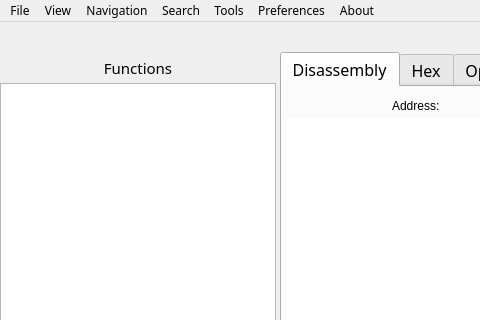
Above: src/mainwindow.ui from jubal-R/ObjGui before the change; both pictures show x 0 to 480 and y 0 to 320 of the 1232 by 672 pixel window. Below: the same form after it.
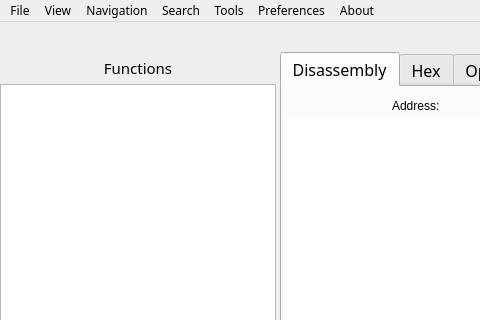
That is the form after the change. Icons and pictures are not drawn.

The edit to the form file:
```diff
--- a/src/mainwindow.ui
+++ b/src/mainwindow.ui
@@ -188,7 +188,7 @@
              <property name="minimumSize">
               <size>
                <width>0</width>
-               <height>31</height>
+               <height>32</height>
               </size>
              </property>
              <property name="font">
```
